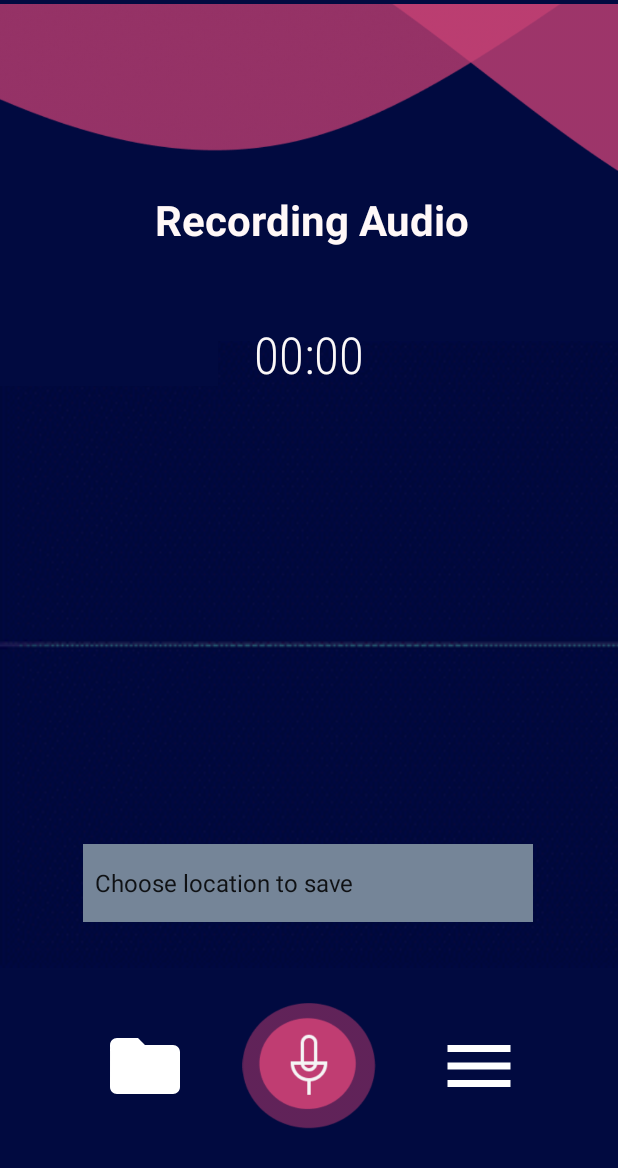
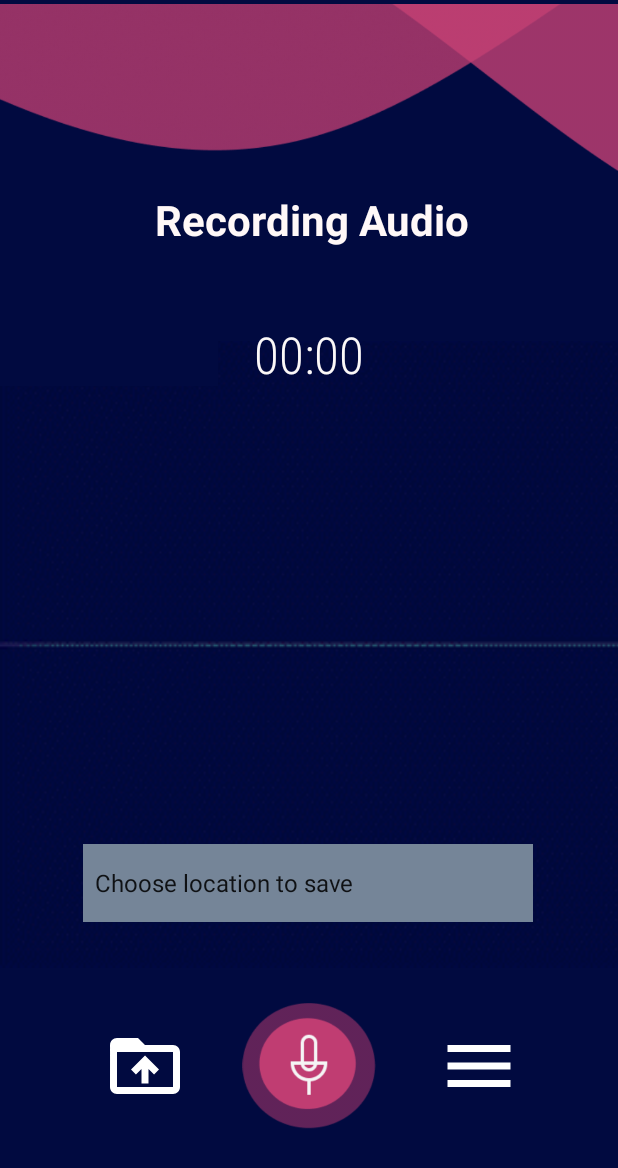
Before and after one commit to vidushi014/YVS_Android1, an Android app: the screen it shows after launch once a user with an empty profile is signed in (activity_recording), on a phone screen of 412 x 824 dp. Shown: the top 1168 px of the screen. Run offline under Robolectric (Android 15) with nearby library versions, the phone set to English and light mode, and no system bars; our stand-ins replace Firebase (no records; nobody signed in at launch, a user with empty details on screens opened directly); libraries missing offline, so code that uses them is left out: com.scwang.wave; 7 statements that could not run were skipped.

Commit message:
UI and timer change

```diff
--- a/app/src/main/java/com/example/voice_notes/splashScreen.java
+++ b/app/src/main/java/com/example/voice_notes/splashScreen.java
@@ -15,7 +15,7 @@ import com.scwang.wave.MultiWaveHeader;
 
 public class splashScreen extends AppCompatActivity {
 
-    private static int SPLASH_SCREEN = 5000;
+    private static int SPLASH_SCREEN = 1500;
 
     Animation topAnim , downAnim;
     TextView logo , slogan;
--- a/app/src/main/res/anim/down.xml
+++ b/app/src/main/res/anim/down.xml
@@ -4,11 +4,11 @@
     <translate
         android:fromXDelta="0%"
         android:fromYDelta="-100%"
-        android:duration ="1500" />
+        android:duration ="1000" />
 
     <alpha
         android:fromAlpha="0.1"
         android:toAlpha="1"
-        android:duration ="1500" />
+        android:duration ="1000" />
 
 </set>
--- a/app/src/main/res/anim/top.xml
+++ b/app/src/main/res/anim/top.xml
@@ -4,11 +4,11 @@
     <translate
         android:fromXDelta="0%"
         android:fromYDelta="100%"
-        android:duration ="1500" />
+        android:duration ="1000" />
 
     <alpha
         android:fromAlpha="0.1"
         android:toAlpha="1"
-        android:duration ="1500" />
+        android:duration ="1000" />
 
 </set>
--- a/app/src/main/res/drawable/ic_baseline_folder.xml
+++ b/app/src/main/res/drawable/ic_baseline_folder.xml
@@ -1,5 +1,5 @@
 <vector android:height="24dp" android:tint="#FFFFFF"
     android:viewportHeight="24" android:viewportWidth="24"
     android:width="24dp" xmlns:android="http://schemas.android.com/apk/res/android">
-    <path android:fillColor="@android:color/white" android:pathData="M10,4H4c-1.1,0 -1.99,0.9 -1.99,2L2,18c0,1.1 0.9,2 2,2h16c1.1,0 2,-0.9 2,-2V8c0,-1.1 -0.9,-2 -2,-2h-8l-2,-2z"/>
+    <path android:fillColor="@android:color/white" android:pathData="M20,6h-8l-2,-2L4,4c-1.1,0 -1.99,0.9 -1.99,2L2,18c0,1.1 0.9,2 2,2h16c1.1,0 2,-0.9 2,-2L22,8c0,-1.1 -0.9,-2 -2,-2zM20,18L4,18L4,8h16v10zM8,13.01l1.41,1.41L11,12.84L11,17h2v-4.16l1.59,1.59L16,13.01 12.01,9 8,13.01z"/>
 </vector>
--- a/app/src/main/res/layout/player_sheet.xml
+++ b/app/src/main/res/layout/player_sheet.xml
@@ -64,7 +64,7 @@
         app:layout_constraintTop_toBottomOf="@+id/linearLayout" />
 
     <ImageView
-        android:id="@+id/imageView10"
+        android:id="@+id/ps_imageView10"
         android:layout_width="74dp"
         android:layout_height="68dp"
         android:padding="16dp"
@@ -87,7 +87,7 @@
         app:srcCompat="@drawable/play1" />
 
     <ImageView
-        android:id="@+id/imageView12"
+        android:id="@+id/ps_imageView12"
         android:layout_width="74dp"
         android:layout_height="68dp"
         android:padding="16dp"
```
Also changed, not shown: app/src/main/java/com/example/voice_notes/list.java (+10 -0 lines).
